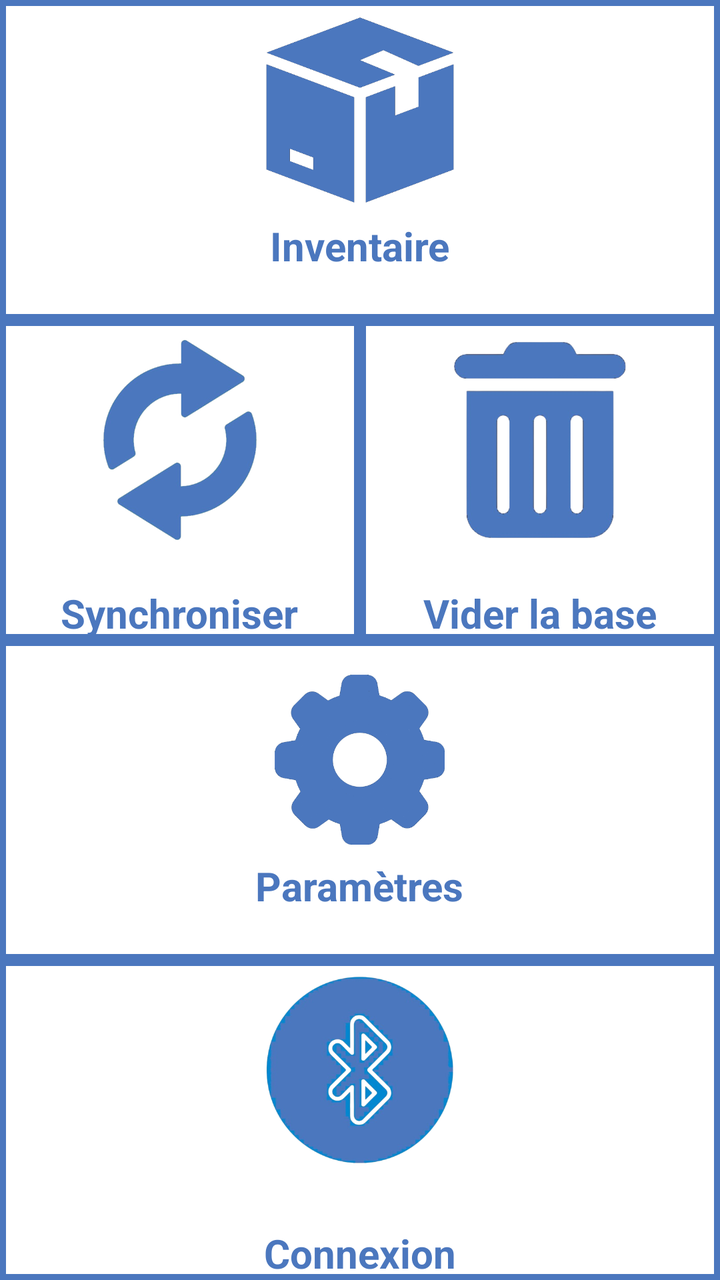
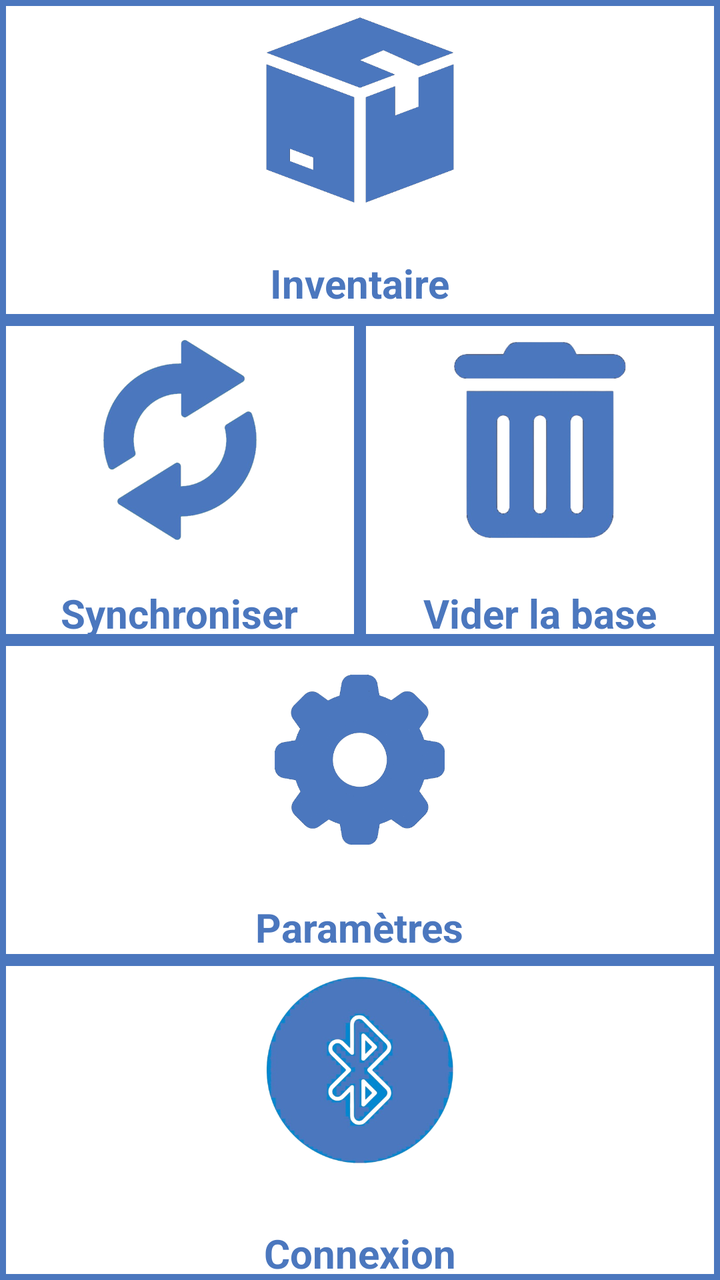

An Android layout rendered at two revisions. The XML below is the earlier revision; the diff shows what the commit changed to produce the second picture.
<!-- AndroidManifest.xml: application theme AppNewTheme -->
<!-- res/layout/home_layout_new.xml -->
<?xml version="1.0" encoding="utf-8"?>
<LinearLayout xmlns:android="http://schemas.android.com/apk/res/android"
    xmlns:tools="http://schemas.android.com/tools"
    android:layout_width="match_parent"
    android:layout_height="match_parent"
    android:orientation="vertical">

    <LinearLayout
        android:id="@+id/mainRow1"
        android:layout_width="match_parent"
        android:layout_height="0dp"
        android:layout_weight="1">

        <FrameLayout
            android:layout_width="0dp"
            android:layout_weight="1"
            android:layout_height="match_parent"
            android:background="@drawable/border">

            <ImageView
                android:layout_width="match_parent"
                android:layout_height="match_parent"
                android:onClick="inventaireClicked"
                android:paddingBottom="50dp"
                android:src="@drawable/inventory"
                tools:ignore="SpeakableTextPresentCheck" />

            <TextView
                android:layout_width="wrap_content"
                android:layout_height="wrap_content"
                android:layout_gravity="center|bottom"
                android:textStyle="bold"
                android:textSize="20sp"
                android:textColor="@color/colorBlueDark2"
                android:text="@string/home_inventory710" />
        </FrameLayout>
    </LinearLayout>

    <LinearLayout
        android:id="@+id/mainRow2"
        android:layout_width="match_parent"
        android:layout_height="0dp"
        android:layout_weight="1">

        <FrameLayout
            android:layout_width="0dp"
            android:layout_weight="1"
            android:layout_height="match_parent"
            android:background="@drawable/border">
            <ImageView
                android:layout_width="match_parent"
                android:layout_height="match_parent"
                android:onClick="inventaireClicked"
                android:paddingBottom="50dp"
                android:paddingTop="10dp"
                android:src="@drawable/sync"
                tools:ignore="SpeakableTextPresentCheck" />
            <TextView
                android:layout_width="wrap_content"
                android:layout_height="wrap_content"
                android:layout_gravity="center|bottom"
                android:textStyle="bold"
                android:textSize="20sp"
                android:textColor="@color/colorBlueDark2"
                android:text="Synchroniser" />
        </FrameLayout>

        <FrameLayout
            android:layout_width="0dp"
            android:layout_weight="1"
            android:layout_height="match_parent"
            android:background="@drawable/border">
            <ImageView
                android:layout_width="match_parent"
                android:layout_height="match_parent"
                android:onClick="inventaireClicked"
                android:paddingBottom="50dp"
                android:paddingTop="10dp"
                android:src="@drawable/trash"
                tools:ignore="SpeakableTextPresentCheck" />
            <TextView
                android:layout_width="wrap_content"
                android:layout_height="wrap_content"
                android:layout_gravity="center|bottom"
                android:textStyle="bold"
                android:textSize="20sp"
                android:textColor="@color/colorBlueDark2"
                android:text="Vider la base" />
        </FrameLayout>
        <FrameLayout
            android:layout_width="0dp"
            android:layout_weight="1"
            android:layout_height="match_parent"
            android:visibility="gone"
            android:background="@drawable/border">
            <TextView
                android:layout_width="wrap_content"
                android:layout_height="wrap_content"
                android:layout_gravity="center"
                android:textStyle="bold"
                android:textSize="20sp"
                android:text="Tester" />
        </FrameLayout>
    </LinearLayout>

    <LinearLayout
        android:layout_width="match_parent"
        android:layout_height="0dp"
        android:layout_weight="1">

        <FrameLayout
            android:layout_width="0dp"
            android:layout_weight="1"
            android:layout_height="match_parent"
            android:background="@drawable/border">

            <ImageView
                android:layout_width="match_parent"
                android:layout_height="match_parent"
                android:onClick="settClicked"
                android:paddingBottom="50dp"
                android:paddingTop="10dp"
                android:src="@drawable/settings"
                tools:ignore="SpeakableTextPresentCheck" />

            <TextView
                android:layout_width="wrap_content"
                android:layout_height="wrap_content"
                android:layout_gravity="center|bottom"
                android:text="@string/home_settings710"
                android:textColor="@color/colorBlueDark2"
                android:textSize="20sp"
                android:textStyle="bold" />
        </FrameLayout>
    </LinearLayout>

    <LinearLayout
        android:id="@+id/mainRow3"
        android:visibility="gone"
        android:layout_width="match_parent"
        android:layout_height="0dp"
        android:layout_weight="1">

        <TextView
            style="@style/DashboardButton"
            android:layout_width="match_parent"
            android:layout_height="wrap_content"
            android:layout_gravity="center"
            android:textStyle="bold"
            android:textAlignment="center"
            android:textColor="@color/white"
            android:text="Foreground Service in Action" />
    </LinearLayout>

    <LinearLayout
        android:layout_width="match_parent"
        android:layout_height="0dp"
        android:layout_weight="1">

        <FrameLayout
            android:layout_width="0dp"
            android:layout_weight="1"
            android:layout_height="match_parent"
            android:background="@drawable/border">

            <ImageView
                android:layout_width="match_parent"
                android:layout_height="match_parent"
                android:onClick="connectClicked"
                android:paddingBottom="50dp"
                android:src="@drawable/connect"
                tools:ignore="SpeakableTextPresentCheck" />

            <TextView
                android:layout_width="wrap_content"
                android:layout_height="wrap_content"
                android:layout_gravity="center|bottom"
                android:textStyle="bold"
                android:textSize="20sp"
                android:textColor="@color/colorBlueDark2"
                android:text="@string/home_connect" />
        </FrameLayout>
    </LinearLayout>

</LinearLayout>
<!-- resources referenced by this layout -->
<resources>
  <color name="colorBlueDark2">#4b77be</color>
  <color name="white">#FFFFFFFF</color>
  <!-- drawable border (drawable) -->
  <?xml version="1.0" encoding="utf-8"?>
  <shape xmlns:android="http://schemas.android.com/apk/res/android">
      <stroke
          android:width="3dp"
          android:color="#4b77be" />
  </shape>
  <!-- drawable connect: png bitmap (drawable, 130787 bytes) -->
  <!-- drawable inventory: png bitmap (drawable, 8288 bytes) -->
  <!-- drawable settings: png bitmap (drawable, 23851 bytes) -->
  <!-- drawable sync: png bitmap (drawable, 76069 bytes) -->
  <!-- drawable trash: png bitmap (drawable, 54574 bytes) -->
  <string name="home_connect">Connexion</string>
  <string name="home_inventory710">Inventaire\n</string>
  <string name="home_settings710">Paramètres\n</string>
  <style name="DashboardButton">
          <item name="android:layout_gravity">center_vertical</item>
          <item name="android:layout_width">wrap_content</item>
          <item name="android:layout_height">wrap_content</item>
          <item name="android:gravity">center_horizontal</item>
          <item name="android:drawablePadding">6dp</item>
          <item name="android:textAppearance">?android:attr/textAppearanceMedium</item>
          <item name="android:textStyle">bold</item>
          <item name="android:textSize">16sp</item>
          <item name="android:textColor">#FFFFFF</item>
          <item name="android:background">@drawable/btn_back</item>
          <item name="android:elevation">4dp</item>
      </style>
  <style name="AppNewTheme" parent="Theme.MaterialComponents.Light.NoActionBar">
          <item name="colorPrimary">@color/colorPrimary</item>
          <item name="colorPrimaryDark">@color/colorPrimaryDark</item>
          <item name="colorAccent">@color/colorPrimary</item>
          <item name="android:textAllCaps">false</item>
          <item name="windowActionBar">false</item>
          <item name="windowNoTitle">true</item>
          <item name="actionButtonStyle">@style/ActionButtonStyle</item>
          <item name="actionBarTabTextStyle">@style/ActionTabTextStyle</item>
      </style>
  <!-- drawable btn_back: png bitmap (drawable, 7316 bytes) -->
  <color name="colorPrimary">#00529c</color>
  <color name="colorPrimaryDark">#3F51B5</color>
  <style name="ActionButtonStyle">
          <item name="android:minWidth">0dp</item>
          <item name="android:paddingLeft">0dp</item>
          <item name="android:paddingRight">5dp</item>
      </style>
  <style name="ActionTabTextStyle">
          <item name="android:textAllCaps">false</item>
      </style>
</resources>

<!-- the commit's change to res/layout/home_layout_new.xml (unified diff, before → after) -->
@@ -27,12 +27,12 @@
 
             <TextView
                 android:layout_width="wrap_content"
-                android:layout_height="wrap_content"
+                android:layout_height="32dp"
                 android:layout_gravity="center|bottom"
-                android:textStyle="bold"
+                android:text="@string/home_inventory710"
+                android:textColor="@color/colorBlueDark2"
                 android:textSize="20sp"
-                android:textColor="@color/colorBlueDark2"
-                android:text="@string/home_inventory710" />
+                android:textStyle="bold" />
         </FrameLayout>
     </LinearLayout>
 
@@ -125,7 +125,7 @@
 
             <TextView
                 android:layout_width="wrap_content"
-                android:layout_height="wrap_content"
+                android:layout_height="30dp"
                 android:layout_gravity="center|bottom"
                 android:text="@string/home_settings710"
                 android:textColor="@color/colorBlueDark2"
